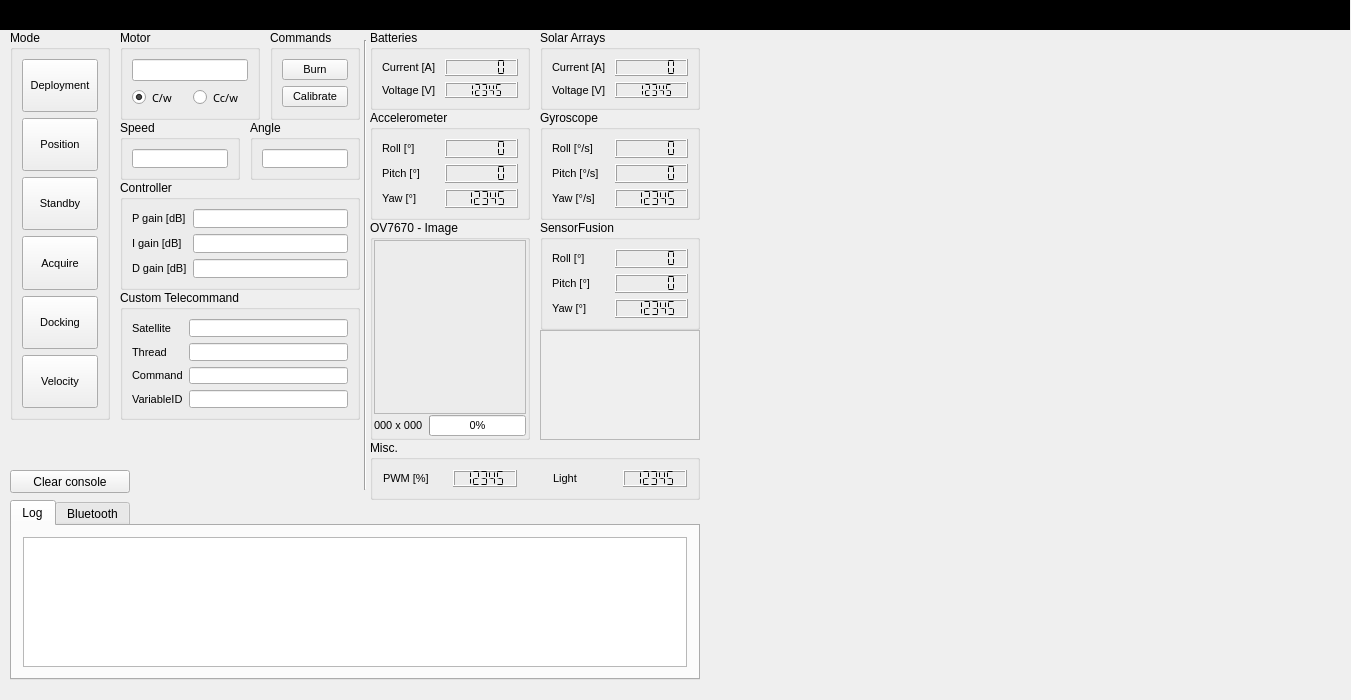
Before: the Qt Designer form groundstation.ui in Angele-/FloatSat_GroundStation, drawn with Qt 5.
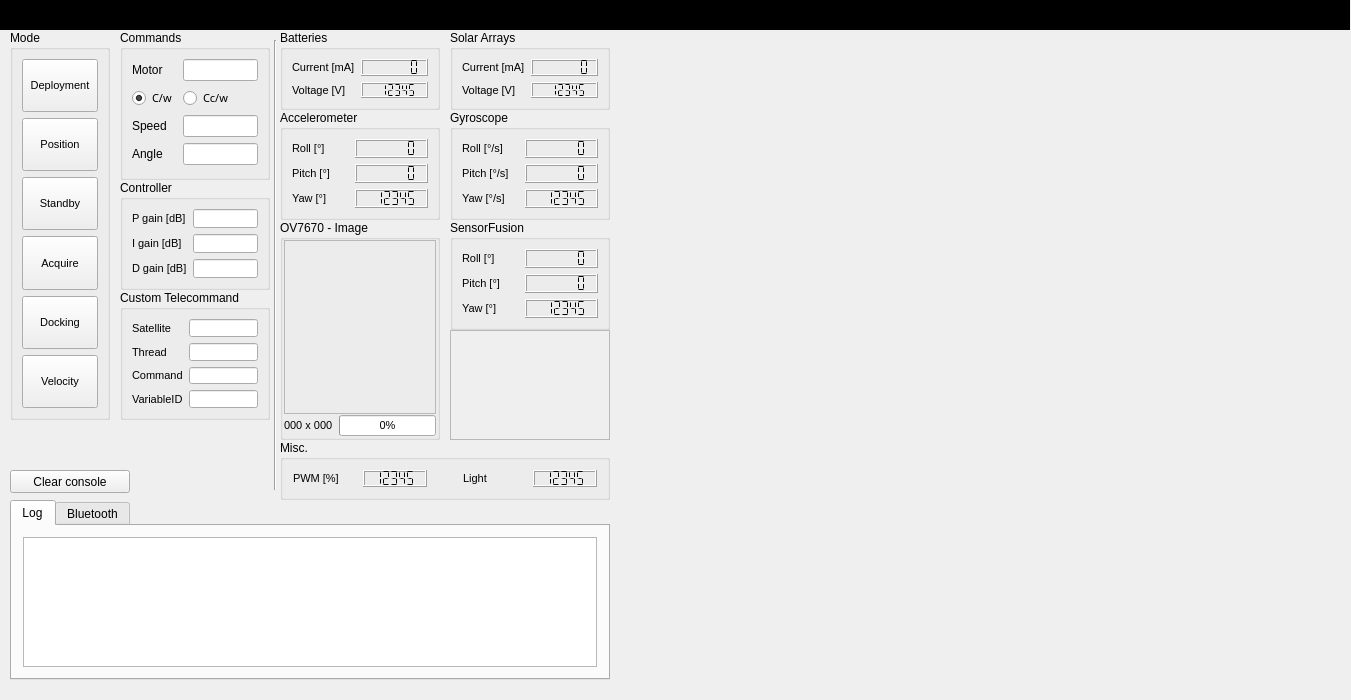
After: the same form once the commit is applied. Custom widgets are drawn as their Qt base class.

Commit message: Plotting and receiving current, changed sizes

Diff of the .ui file:
```diff
--- a/groundstation.ui
+++ b/groundstation.ui
@@ -140,7 +140,7 @@
      <rect>
       <x>120</x>
       <y>290</y>
-      <width>240</width>
+      <width>150</width>
       <height>130</height>
      </rect>
     </property>
@@ -271,8 +271,8 @@
      <rect>
       <x>120</x>
       <y>30</y>
-      <width>140</width>
-      <height>90</height>
+      <width>150</width>
+      <height>150</height>
      </rect>
     </property>
     <property name="font">
@@ -282,12 +282,9 @@
      </font>
     </property>
     <property name="title">
-     <string>Motor</string>
+     <string>Commands</string>
     </property>
-    <layout class="QVBoxLayout" name="verticalLayout_3">
-     <property name="spacing">
-      <number>6</number>
-     </property>
+    <layout class="QGridLayout" name="gridLayout_3">
      <property name="leftMargin">
       <number>9</number>
      </property>
@@ -300,7 +297,39 @@
      <property name="bottomMargin">
       <number>9</number>
      </property>
-     <item>
+     <item row="4" column="2">
+      <widget class="QLineEdit" name="lineEdit_Speed">
+       <property name="font">
+        <font>
+         <pointsize>8</pointsize>
+        </font>
+       </property>
+      </widget>
+     </item>
+     <item row="5" column="2">
+      <widget class="QLineEdit" name="lineEdit_Angle">
+       <property name="font">
+        <font>
+         <pointsize>8</pointsize>
+        </font>
+       </property>
+      </widget>
+     </item>
+     <item row="4" column="0">
+      <widget class="QLabel" name="label_8">
+       <property name="text">
+        <string>Speed</string>
+       </property>
+      </widget>
+     </item>
+     <item row="5" column="0">
+      <widget class="QLabel" name="label_9">
+       <property name="text">
+        <string>Angle</string>
+       </property>
+      </widget>
+     </item>
+     <item row="0" column="2">
       <widget class="QLineEdit" name="lineEdit_Motor_speed">
        <property name="font">
         <font>
@@ -309,49 +338,52 @@
        </property>
       </widget>
      </item>
-     <item>
-      <layout class="QHBoxLayout" name="horizontalLayout_6">
-       <item>
-        <widget class="QRadioButton" name="radioButton_Motor_Clockwise">
-         <property name="font">
-          <font>
-           <family>Sitka Subheading</family>
-           <pointsize>8</pointsize>
-           <weight>50</weight>
-           <bold>false</bold>
-          </font>
-         </property>
-         <property name="text">
-          <string>C/w</string>
-         </property>
-         <property name="checked">
-          <bool>true</bool>
-         </property>
-        </widget>
-       </item>
-       <item>
-        <widget class="QRadioButton" name="radioButton_Motor_Counterclockwise">
-         <property name="font">
-          <font>
-           <family>Sitka Subheading</family>
-           <pointsize>8</pointsize>
-           <weight>50</weight>
-           <bold>false</bold>
-          </font>
-         </property>
-         <property name="text">
-          <string>Cc/w</string>
-         </property>
-        </widget>
-       </item>
-      </layout>
+     <item row="0" column="0">
+      <widget class="QLabel" name="label_7">
+       <property name="text">
+        <string>Motor</string>
+       </property>
+      </widget>
+     </item>
+     <item row="2" column="2">
+      <widget class="QRadioButton" name="radioButton_Motor_Counterclockwise">
+       <property name="font">
+        <font>
+         <family>Sitka Subheading</family>
+         <pointsize>8</pointsize>
+         <weight>50</weight>
+         <bold>false</bold>
+        </font>
+       </property>
+       <property name="text">
+        <string>Cc/w</string>
+       </property>
+      </widget>
+     </item>
+     <item row="2" column="0">
+      <widget class="QRadioButton" name="radioButton_Motor_Clockwise">
+       <property name="font">
+        <font>
+         <family>Sitka Subheading</family>
+         <pointsize>8</pointsize>
+         <weight>50</weight>
+         <bold>false</bold>
+        </font>
+       </property>
+       <property name="text">
+        <string>C/w</string>
+       </property>
+       <property name="checked">
+        <bool>true</bool>
+       </property>
+      </widget>
      </item>
     </layout>
    </widget>
    <widget class="QFrame" name="frame">
     <property name="geometry">
      <rect>
-      <x>540</x>
+      <x>450</x>
       <y>330</y>
       <width>160</width>
       <height>110</height>
@@ -384,7 +416,7 @@
    <widget class="QGroupBox" name="groupBox_SolarArrays">
     <property name="geometry">
      <rect>
-      <x>540</x>
+      <x>450</x>
       <y>30</y>
       <width>160</width>
       <height>80</height>
@@ -474,73 +506,7 @@
         </font>
        </property>
        <property name="text">
-        <string>Current [A]</string>
-       </property>
-      </widget>
-     </item>
-    </layout>
-   </widget>
-   <widget class="QGroupBox" name="groupBox_Commands">
-    <property name="geometry">
-     <rect>
-      <x>270</x>
-      <y>30</y>
-      <width>90</width>
-      <height>90</height>
-     </rect>
-    </property>
-    <property name="font">
-     <font>
-      <family>Segoe UI Symbol</family>
-      <pointsize>9</pointsize>
-     </font>
-    </property>
-    <property name="title">
-     <string>Commands</string>
-    </property>
-    <layout class="QVBoxLayout" name="verticalLayout_2">
-     <property name="spacing">
-      <number>6</number>
-     </property>
-     <property name="leftMargin">
-      <number>9</number>
-     </property>
-     <property name="topMargin">
-      <number>9</number>
-     </property>
-     <property name="rightMargin">
-      <number>9</number>
-     </property>
-     <property name="bottomMargin">
-      <number>9</number>
-     </property>
-     <item>
-      <widget class="QPushButton" name="pushButton_Burn">
-       <property name="font">
-        <font>
-         <family>Segoe UI Symbol</family>
-         <pointsize>8</pointsize>
-         <weight>50</weight>
-         <bold>false</bold>
-        </font>
-       </property>
-       <property name="text">
-        <string>Burn</string>
-       </property>
-      </widget>
-     </item>
-     <item>
-      <widget class="QPushButton" name="pushButton_Calib">
-       <property name="font">
-        <font>
-         <family>Segoe UI Symbol</family>
-         <pointsize>8</pointsize>
-         <weight>50</weight>
-         <bold>false</bold>
-        </font>
-       </property>
-       <property name="text">
-        <string>Calibrate</string>
+        <string>Current [mA]</string>
        </property>
       </widget>
      </item>
@@ -549,7 +515,7 @@
    <widget class="QGroupBox" name="groupBox_2">
     <property name="geometry">
      <rect>
-      <x>370</x>
+      <x>280</x>
       <y>220</y>
       <width>160</width>
       <height>220</height>
@@ -676,7 +642,7 @@
      <rect>
       <x>10</x>
       <y>500</y>
-      <width>690</width>
+      <width>600</width>
       <height>180</height>
      </rect>
     </property>
@@ -697,7 +663,7 @@
        <widget class="QPlainTextEdit" name="logConsole">
         <property name="font">
          <font>
-          <pointsize>10</pointsize>
+          <pointsize>9</pointsize>
          </font>
         </property>
        </widget>
@@ -724,7 +690,7 @@
    <widget class="QGroupBox" name="groupBox_PWM">
     <property name="geometry">
      <rect>
-      <x>370</x>
+      <x>280</x>
       <y>440</y>
       <width>330</width>
       <height>60</height>
@@ -846,7 +812,7 @@
    <widget class="QGroupBox" name="groupBox_Batteries">
     <property name="geometry">
      <rect>
-      <x>370</x>
+      <x>280</x>
       <y>30</y>
       <width>160</width>
       <height>80</height>
@@ -889,7 +855,7 @@
         </font>
        </property>
        <property name="text">
-        <string>Current [A]</string>
+        <string>Current [mA]</string>
        </property>
       </widget>
      </item>
@@ -945,7 +911,7 @@
    <widget class="QGroupBox" name="groupBox_Accelerometer">
     <property name="geometry">
      <rect>
-      <x>370</x>
+      <x>280</x>
       <y>110</y>
       <width>160</width>
       <height>110</height>
@@ -1073,7 +1039,7 @@
    <widget class="QGroupBox" name="groupBox_Gyroscope">
     <property name="geometry">
      <rect>
-      <x>540</x>
+      <x>450</x>
       <y>110</y>
       <width>160</width>
       <height>110</height>
@@ -1207,7 +1173,7 @@
    <widget class="QGroupBox" name="groupBox_SensorFusion">
     <property name="geometry">
      <rect>
-      <x>540</x>
+      <x>450</x>
       <y>220</y>
       <width>160</width>
       <height>110</height>
@@ -1504,7 +1470,7 @@
      <rect>
       <x>120</x>
       <y>180</y>
-      <width>240</width>
+      <width>150</width>
       <height>110</height>
      </rect>
     </property>
@@ -1589,7 +1555,7 @@
    <widget class="Line" name="line">
     <property name="geometry">
      <rect>
-      <x>360</x>
+      <x>270</x>
       <y>40</y>
       <width>10</width>
       <height>450</height>
@@ -1599,102 +1565,12 @@
      <enum>Qt::Vertical</enum>
     </property>
    </widget>
-   <widget class="QGroupBox" name="groupBox">
-    <property name="geometry">
-     <rect>
-      <x>120</x>
-      <y>120</y>
-      <width>120</width>
-      <height>60</height>
-     </rect>
-    </property>
-    <property name="font">
-     <font>
-      <family>Segoe UI Symbol</family>
-      <pointsize>9</pointsize>
-     </font>
-    </property>
-    <property name="title">
-     <string>Speed</string>
-    </property>
-    <layout class="QHBoxLayout" name="horizontalLayout_9">
-     <property name="spacing">
-      <number>6</number>
-     </property>
-     <property name="leftMargin">
-      <number>9</number>
-     </property>
-     <property name="topMargin">
-      <number>9</number>
-     </property>
-     <property name="rightMargin">
-      <number>9</number>
-     </property>
-     <property name="bottomMargin">
-      <number>9</number>
-     </property>
-     <item>
-      <widget class="QLineEdit" name="lineEdit_Speed">
-       <property name="font">
-        <font>
-         <pointsize>8</pointsize>
-        </font>
-       </property>
-      </widget>
-     </item>
-    </layout>
-   </widget>
-   <widget class="QGroupBox" name="groupBox_3">
-    <property name="geometry">
-     <rect>
-      <x>250</x>
-      <y>120</y>
-      <width>110</width>
-      <height>60</height>
-     </rect>
-    </property>
-    <property name="font">
-     <font>
-      <family>Segoe UI Symbol</family>
-      <pointsize>9</pointsize>
-     </font>
-    </property>
-    <property name="title">
-     <string>Angle</string>
-    </property>
-    <layout class="QHBoxLayout" name="horizontalLayout_10">
-     <property name="spacing">
-      <number>6</number>
-     </property>
-     <property name="leftMargin">
-      <number>9</number>
-     </property>
-     <property name="topMargin">
-      <number>9</number>
-     </property>
-     <property name="rightMargin">
-      <number>9</number>
-     </property>
-     <property name="bottomMargin">
-      <number>9</number>
-     </property>
-     <item>
-      <widget class="QLineEdit" name="lineEdit_Angle">
-       <property name="font">
-        <font>
-         <pointsize>8</pointsize>
-        </font>
-       </property>
-      </widget>
-     </item>
-    </layout>
-   </widget>
    <widget class="QWidget" name="gridLayoutWidget">
     <property name="geometry">
      <rect>
-      <x>710</x>
+      <x>620</x>
       <y>40</y>
-      <width>630</width>
+      <width>720</width>
       <height>640</height>
      </rect>
     </property>
```
Left out of the diff: 2 changed lines with no effect on the pictures. The commit also changes 3 other files.
